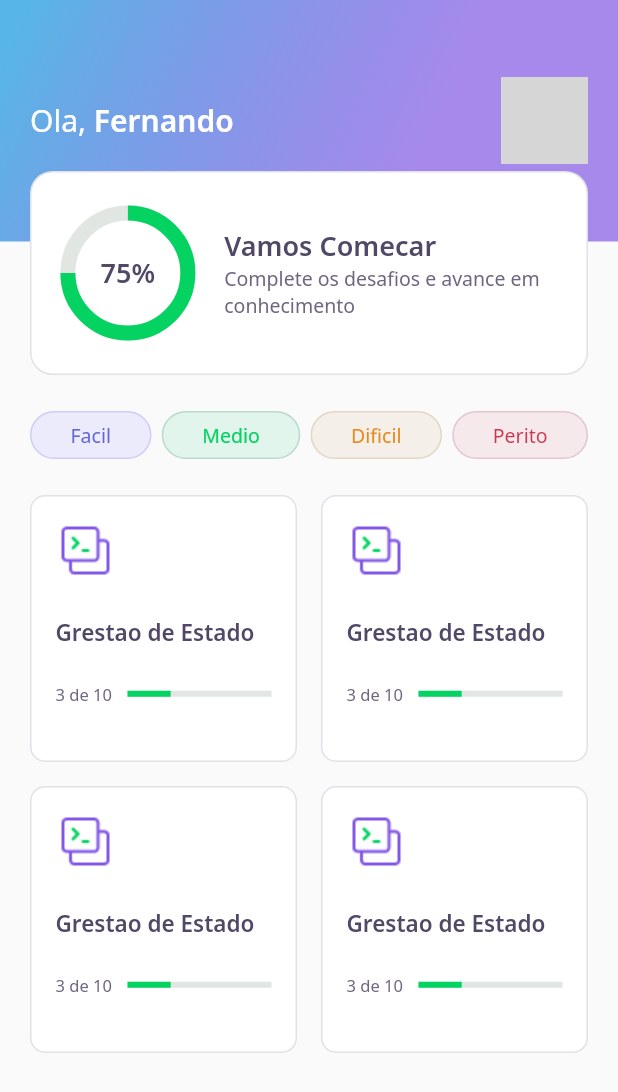
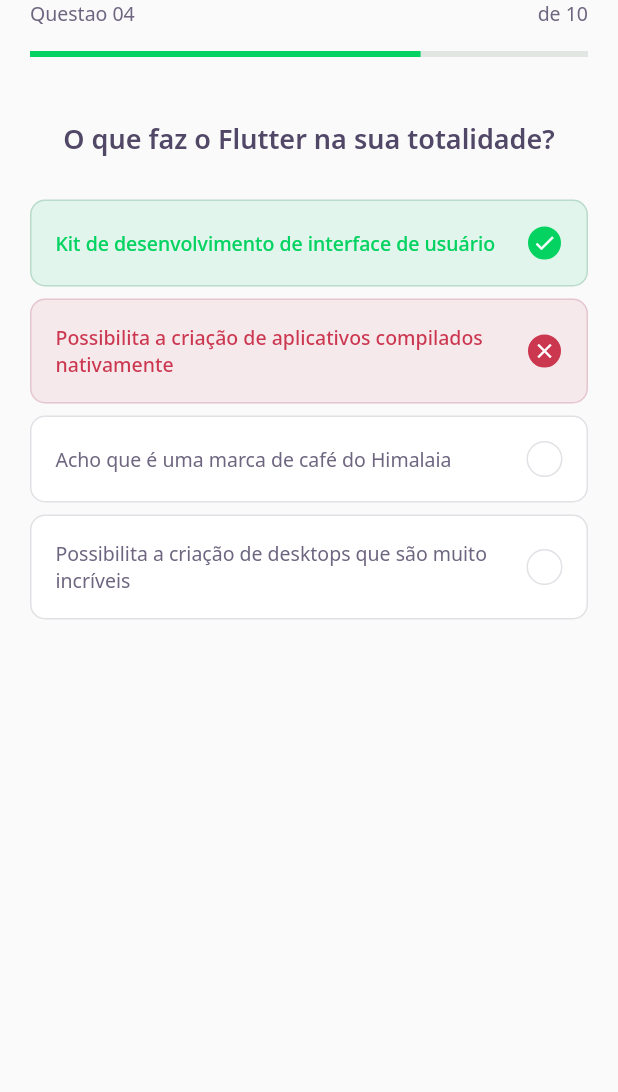
Before and after one commit to fernandofreamunde/Nlw5DevQuiz, a Flutter app: the screen it shows after launch, on a phone screen of 412 x 824 dp. Shown: the top 1092 px of the screen. Run offline on Flutter 3.47's test engine with Material 2 defaults, Android fonts, the phone set to English and light mode, and no system bars; our stand-ins replace google_fonts; grey boxes are pictures that could not be loaded.

Commit message:
Add challenge page

```diff
--- /dev/null
+++ b/lib/challenge/challenge_page.dart
@@ -0,0 +1,26 @@
+import 'package:DevQuiz/challenge/widgets/question_indicator/question_indicator_widget.dart';
+import 'package:DevQuiz/challenge/widgets/quiz/quiz_widget.dart';
+import 'package:flutter/material.dart';
+
+class ChallengePage extends StatefulWidget {
+  ChallengePage({Key? key}) : super(key: key);
+
+  @override
+  _ChallengePageState createState() => _ChallengePageState();
+}
+
+class _ChallengePageState extends State<ChallengePage> {
+  @override
+  Widget build(BuildContext context) {
+    return Scaffold(
+      appBar: PreferredSize(
+        preferredSize: Size.fromHeight(80),
+        child: SafeArea(
+          top: true,
+          child: QuestionIndicatorWidget()
+        ),
+      ),
+      body: QuizWidget(title: "O que faz o Flutter na sua totalidade?"),
+    );
+  }
+}
--- /dev/null
+++ b/lib/challenge/widgets/answer/answer_widget.dart
@@ -0,0 +1,68 @@
+import 'package:DevQuiz/core/app_colors.dart';
+import 'package:DevQuiz/core/core.dart';
+import 'package:flutter/material.dart';
+
+class AnswerWidget extends StatelessWidget {
+  final String title;
+  final bool isCorrect;
+  final bool isSelected;
+  const AnswerWidget({
+    Key? key,
+    required this.title,
+    this.isCorrect = false,
+    this.isSelected = false
+  }) : super(key: key);
+
+  Color get _selectedColorCorrect => isCorrect ? AppColors.darkGreen : AppColors.darkRed;
+  Color get _selectedBorderCorrect => isCorrect ? AppColors.lightGreen : AppColors.lightRed;
+  Color get _selectedCardCorrect => isCorrect ? AppColors.lightGreen : AppColors.lightRed;
+  Color get _selectedBorderCardCorrect => isCorrect ? AppColors.green : AppColors.red;
+  TextStyle get _selectedTextStyleCorrect => isCorrect ? AppTextStyles.bodyDarkGreen : AppTextStyles.bodyDarkRed;
+  IconData get _selectedIconCorrect => isCorrect ? Icons.check : Icons.close;
+
+  @override
+  Widget build(BuildContext context) {
+    return Padding(
+      padding: const EdgeInsets.symmetric(horizontal: 20, vertical: 4),
+      child: Container(
+        padding: EdgeInsets.all(16),
+        decoration: BoxDecoration(
+          color: isSelected ? _selectedCardCorrect : AppColors.white,
+          borderRadius: BorderRadius.circular(10),
+          border: Border.fromBorderSide(
+            BorderSide(
+              color: isSelected ? _selectedBorderCardCorrect : AppColors.border
+            )
+          )
+        ),
+        child: Row(
+          mainAxisAlignment: MainAxisAlignment.spaceBetween,
+          children: [
+            Expanded(
+              child: Text(
+                title,
+                style: isSelected ? _selectedTextStyleCorrect : AppTextStyles.body,
+              )
+            ),
+            Container(
+              width: 24,
+              height: 24,
+              decoration: BoxDecoration(
+                color: isSelected ? _selectedColorCorrect : AppColors.white,
+                borderRadius: BorderRadius.circular(500),
+                border: Border.fromBorderSide(
+                  BorderSide(color: isSelected ? _selectedBorderCorrect : AppColors.border)
+                )
+              ),
+              child: isSelected ? Icon(
+                _selectedIconCorrect,
+                size: 16,
+                color: AppColors.white
+              ) : null,
+            )
+          ]
+        ),
+      ),
+    );
+  }
+}
--- /dev/null
+++ b/lib/challenge/widgets/question_indicator/question_indicator_widget.dart
@@ -0,0 +1,27 @@
+import 'package:DevQuiz/core/app_text_styles.dart';
+import 'package:DevQuiz/shared/widgets/progess_indicator/linear_progress_indicator_widget.dart';
+import 'package:flutter/material.dart';
+
+class QuestionIndicatorWidget extends StatelessWidget {
+  const QuestionIndicatorWidget({Key? key}) : super(key: key);
+
+  @override
+  Widget build(BuildContext context) {
+    return Container(
+      padding: const EdgeInsets.symmetric(horizontal: 20),
+      child: Column(
+        children: [
+          Row(
+            mainAxisAlignment: MainAxisAlignment.spaceBetween,
+            children: [
+              Text("Questao 04", style: AppTextStyles.body,),
+              Text("de 10", style: AppTextStyles.body,),
+            ]
+          ),
+          SizedBox(height:16),
+          LinearProgressIndicatorWidget(value: 0.7)
+        ],
+      ),
+    );
+  }
+}
--- /dev/null
+++ b/lib/challenge/widgets/quiz/quiz_widget.dart
@@ -0,0 +1,27 @@
+import 'package:DevQuiz/challenge/widgets/answer/answer_widget.dart';
+import 'package:DevQuiz/core/core.dart';
+import 'package:flutter/material.dart';
+
+class QuizWidget extends StatelessWidget {
+  final String title;
+  const QuizWidget({Key? key, required this.title}) : super(key: key);
+
+  @override
+  Widget build(BuildContext context) {
+    return Container(
+      child: Column(
+        children: [
+          Text(
+            title,
+            style: AppTextStyles.heading,
+          ),
+          SizedBox(height: 24),
+          AnswerWidget(title: "Kit de desenvolvimento de interface de usuário", isCorrect: true, isSelected: true),
+          AnswerWidget(title: "Possibilita a criação de aplicativos compilados nativamente", isCorrect: false, isSelected: true),
+          AnswerWidget(title: "Acho que é uma marca de café do Himalaia", isCorrect: true, isSelected: false),
+          AnswerWidget(title: "Possibilita a criação de desktops que são muito incríveis", isCorrect: false, isSelected: false),
+        ],
+      ),
+    );
+  }
+}
--- a/lib/core/app_widget.dart
+++ b/lib/core/app_widget.dart
@@ -1,3 +1,4 @@
+import 'package:DevQuiz/challenge/challenge_page.dart';
 import 'package:DevQuiz/home/home_page.dart';
 import 'package:flutter/material.dart';
 
@@ -6,7 +7,7 @@ class AppWidget extends StatelessWidget {
   Widget build(BuildContext context) {
     return MaterialApp(
       title: "DevQuiz",
-      home: HomePage(),
+      home: ChallengePage(),
     );
   }
 }
```
Also changed, not shown: lib/home/widgets/quiz_card/quiz_card_widget.dart (line endings or trailing spaces).
